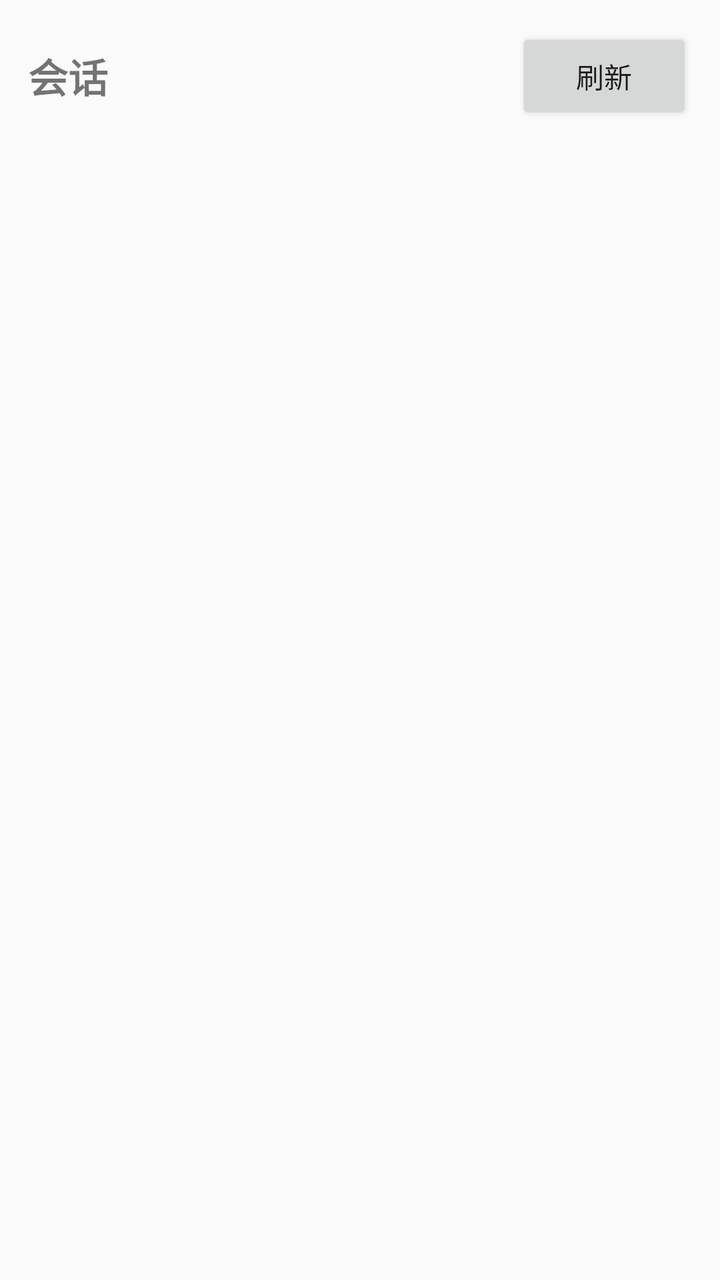
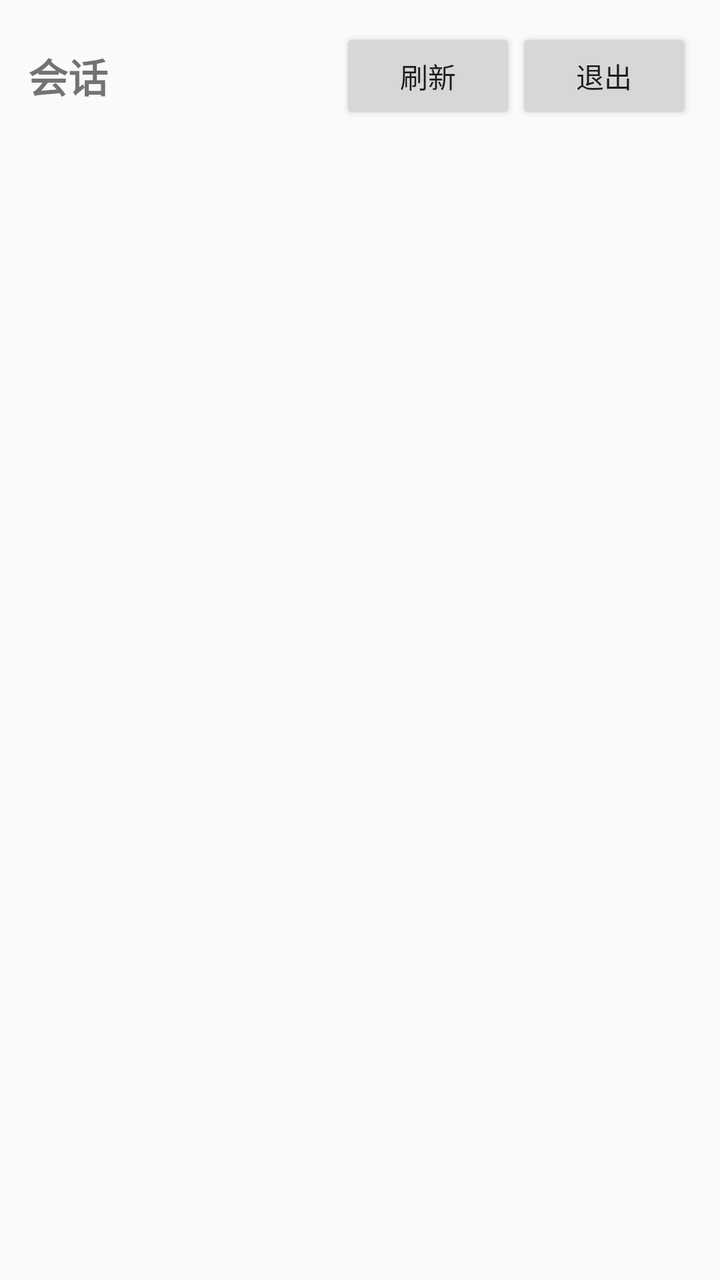

The first picture is an Android layout as it rendered before a commit; the second is the same layout after the commit. The layout source and the unified diff follow.
<!-- AndroidManifest.xml: application theme Theme.ChatMobile -->
<!-- res/layout/activity_conversations.xml -->
<?xml version="1.0" encoding="utf-8"?>
<LinearLayout xmlns:android="http://schemas.android.com/apk/res/android"
    android:layout_width="match_parent"
    android:layout_height="match_parent"
    android:orientation="vertical">

    <LinearLayout
        android:layout_width="match_parent"
        android:layout_height="wrap_content"
        android:orientation="horizontal"
        android:gravity="center_vertical"
        android:padding="14dp">

        <TextView
            android:layout_width="0dp"
            android:layout_height="wrap_content"
            android:layout_weight="1"
            android:text="@string/conversations_title"
            android:textSize="20sp"
            android:textStyle="bold" />

        <Button
            android:id="@+id/reload"
            android:layout_width="wrap_content"
            android:layout_height="wrap_content"
            android:minHeight="48dp"
            android:text="@string/reload" />
    </LinearLayout>

    <TextView
        android:id="@+id/status"
        android:layout_width="match_parent"
        android:layout_height="wrap_content"
        android:paddingStart="14dp"
        android:paddingEnd="14dp"
        android:paddingBottom="8dp"
        android:textSize="13sp" />

    <androidx.recyclerview.widget.RecyclerView
        android:id="@+id/list"
        android:layout_width="match_parent"
        android:layout_height="0dp"
        android:layout_weight="1"
        android:clipToPadding="false"
        android:paddingBottom="12dp" />

</LinearLayout>
<!-- resources referenced by this layout -->
<resources>
  <string name="conversations_title">会话</string>
  <string name="reload">刷新</string>
  <style name="Theme.ChatMobile" parent="Theme.AppCompat.Light.NoActionBar" />
</resources>

<!-- the commit's change to res/layout/activity_conversations.xml (unified diff, before → after) -->
@@ -25,6 +25,14 @@
             android:layout_height="wrap_content"
             android:minHeight="48dp"
             android:text="@string/reload" />
+
+        
+        <Button
+            android:id="@+id/logout"
+            android:layout_width="wrap_content"
+            android:layout_height="wrap_content"
+            android:minHeight="48dp"
+            android:text="@string/logout" />
     </LinearLayout>
 
     <TextView
<!-- resource entries referenced after the edit -->
@@ -1,6 +1,7 @@
 <!-- resources referenced by this layout -->
 <resources>
   <string name="conversations_title">会话</string>
+  <string name="logout">退出</string>
   <string name="reload">刷新</string>
   <style name="Theme.ChatMobile" parent="Theme.AppCompat.Light.NoActionBar" />
 </resources>
